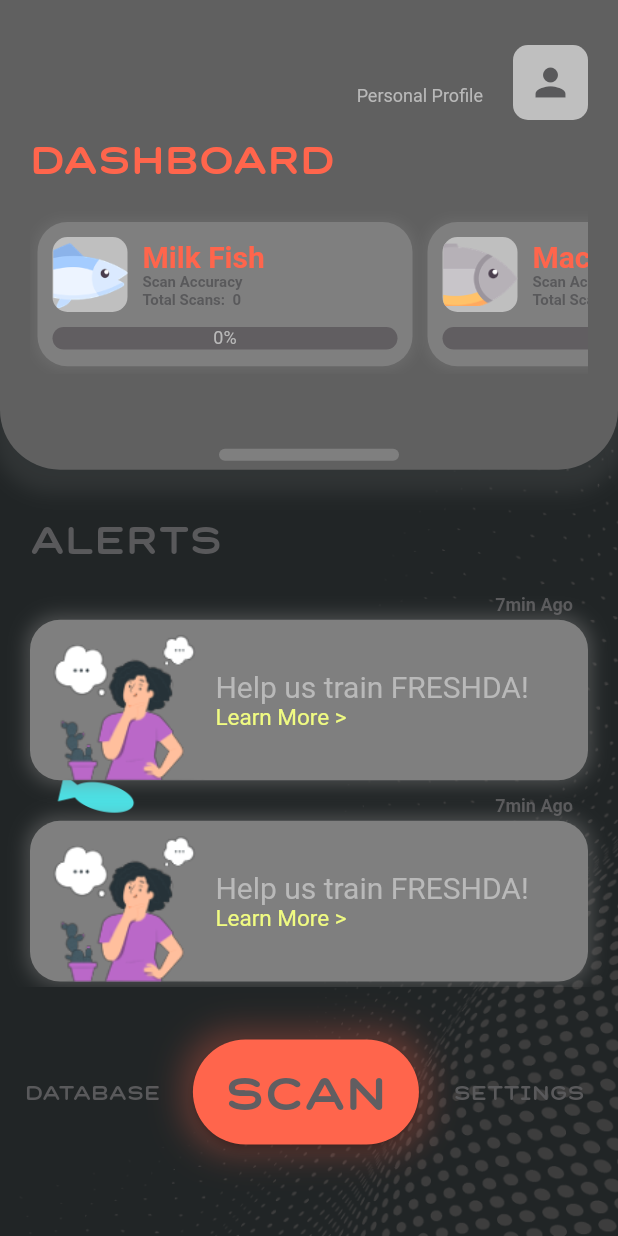
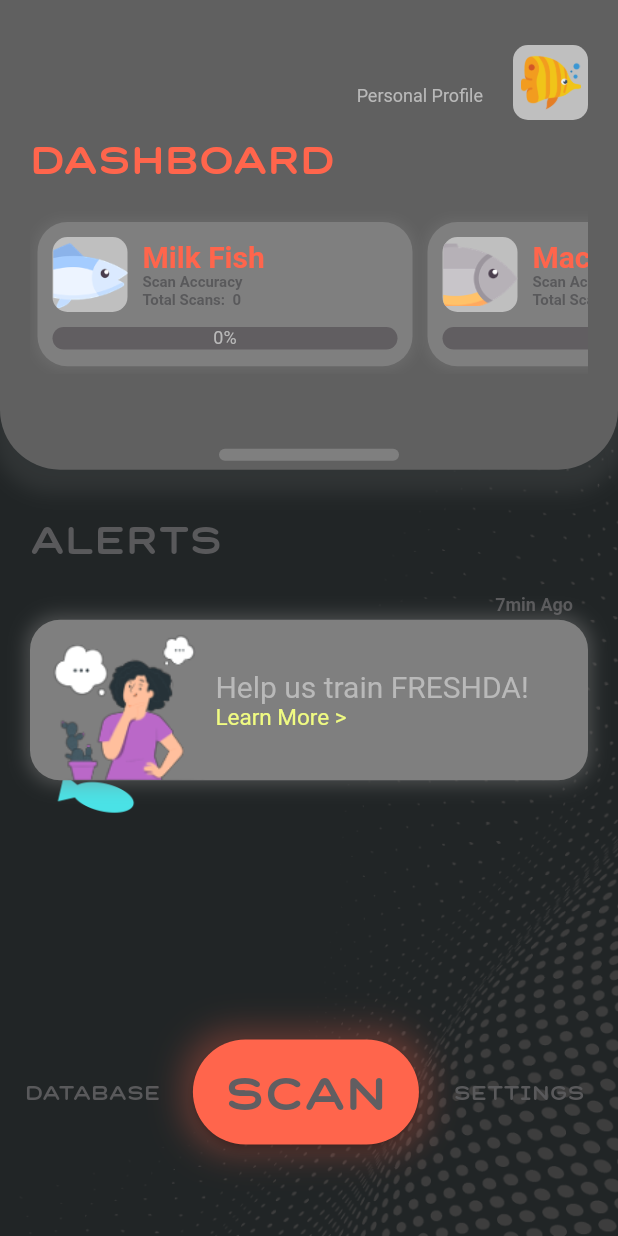
Before and after one commit to EadrianBasila/FreshDa, a Flutter app: the HomeScreen screen opened directly, on a phone screen of 412 x 824 dp. Run offline on Flutter 3.47's test engine with Material 2 defaults, Android fonts, the light colour scheme and no system bars; drawn by our look-alikes of percent_indicator; our stand-ins replace camera, cloud_firestore, firebase_auth, firebase_core, google_fonts, page_transition; accounts and stored records are empty.

Commit message:
minimal changes

```diff
--- a/freshda/lib/dashboard/homeScreen.dart
+++ b/freshda/lib/dashboard/homeScreen.dart
@@ -6,7 +6,6 @@ import 'package:freshda/constant.dart';
 import 'package:freshda/dashboard/widgetAlert.dart';
 import 'package:freshda/dashboard/widgetScan.dart';
 import 'package:freshda/database/databaseScreen.dart';
-import 'package:freshda/globalVar.dart';
 import 'package:freshda/scanner/scanningScreen.dart';
 import 'package:percent_indicator/percent_indicator.dart';
 import 'dart:io';
@@ -100,7 +99,7 @@ class _HomeScreenState extends State<HomeScreen> {
                                   Text(
                                     "$firstName $lastName",
                                     style: const TextStyle(
-                                      color: Colors.black26,
+                                      color: customBlue,
                                       fontSize: 15,
                                     ),
                                   ),
@@ -114,6 +113,7 @@ class _HomeScreenState extends State<HomeScreen> {
                                 ],
                               ),
                               Container(
+                                padding: const EdgeInsets.all(5),
                                 margin: const EdgeInsets.only(left: 20),
                                 height: 50,
                                 width: 50,
@@ -121,12 +121,15 @@ class _HomeScreenState extends State<HomeScreen> {
                                   color: grayPictureContainer,
                                   borderRadius: BorderRadius.circular(10),
                                 ),
-                                child: const Icon(
-                                  Icons.person,
-                                  color: graySubtextDark,
-                                  size: 30,
-                                ),
+                                child: Image.asset('assets/launcher.png',
+                                    fit: BoxFit.fitHeight),
                               ),
+                              // const Icon(
+                              //   Icons.person,
+                              //   color: graySubtextDark,
+                              //   size: 30,
+                              // ),
+                              //),
                             ],
                           ),
                           const SizedBox(
@@ -263,16 +266,6 @@ class _HomeScreenState extends State<HomeScreen> {
                                 alert: 'Help us train FRESHDA!',
                                 alertPic: 'Alert',
                               ),
-                              WidgetAlert(
-                                time: '7min Ago',
-                                alert: 'Help us train FRESHDA!',
-                                alertPic: 'Alert',
-                              ),
-                              WidgetAlert(
-                                time: '7min Ago',
-                                alert: 'Help us train FRESHDA!',
-                                alertPic: 'Alert',
-                              ),
                               SizedBox(
                                 height: 20,
                               ),
--- a/freshda/lib/dashboard/widgetAlert.dart
+++ b/freshda/lib/dashboard/widgetAlert.dart
@@ -64,11 +64,16 @@ class WidgetAlert extends StatelessWidget {
                           color: graySubtextLight,
                           fontSize: 20,
                         )),
-                    const Text('Learn More >',
-                        style: TextStyle(
-                          color: customYellow,
-                          fontSize: 15,
-                        )),
+                    GestureDetector(
+                      onTap: () {
+                        //link redirect
+                      },
+                      child: const Text('Learn More >',
+                          style: TextStyle(
+                            color: customYellow,
+                            fontSize: 15,
+                          )),
+                    ),
                   ],
                 ),
               ],
```
